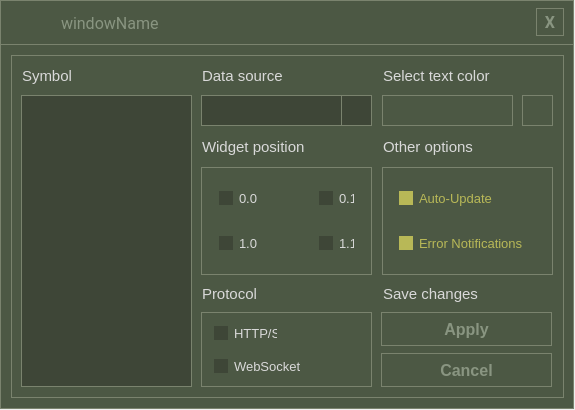
The window that src/configurator.ui (mxrcode/StockWidget) describes before a commit, drawn with Qt 5.
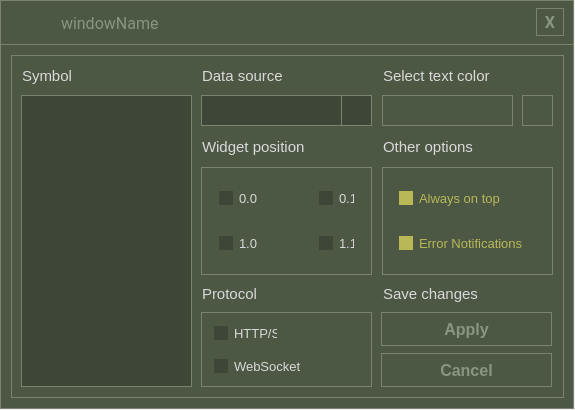
The same window after the commit. Icons and pictures are not drawn.

Diff of the .ui file:
```diff
--- a/src/configurator.ui
+++ b/src/configurator.ui
@@ -755,7 +755,7 @@
 }</string>
      </property>
      <property name="text">
-      <string>Auto-Update</string>
+      <string>Always on top</string>
      </property>
      <property name="checkable">
       <bool>true</bool>
```
Left out of the diff: 2 changed lines with no effect on the pictures.
